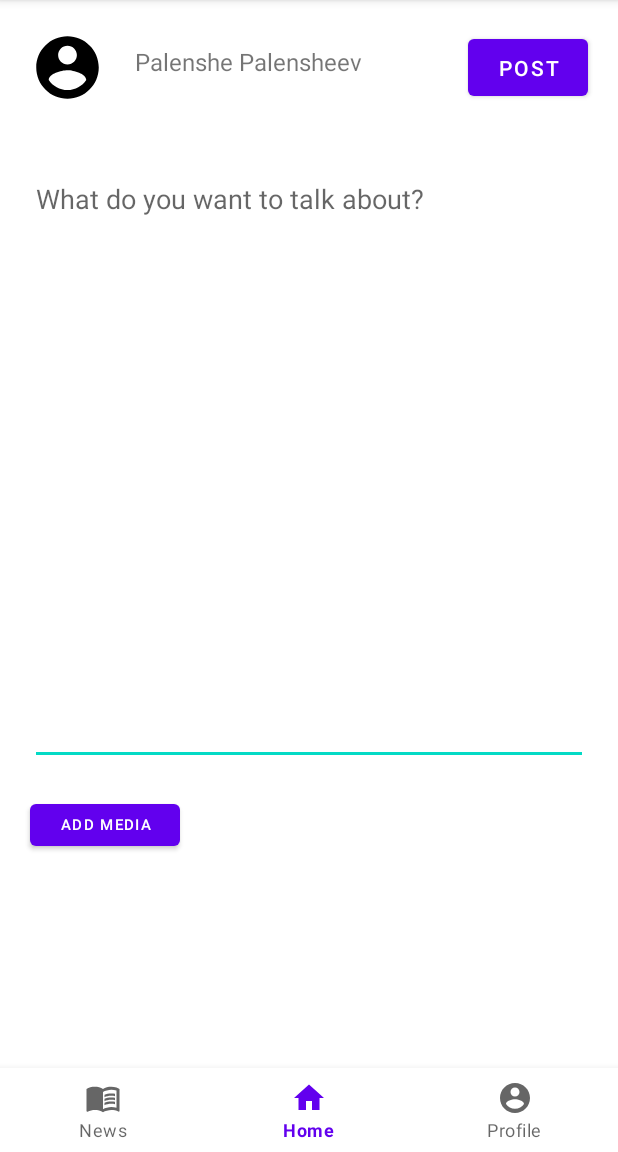
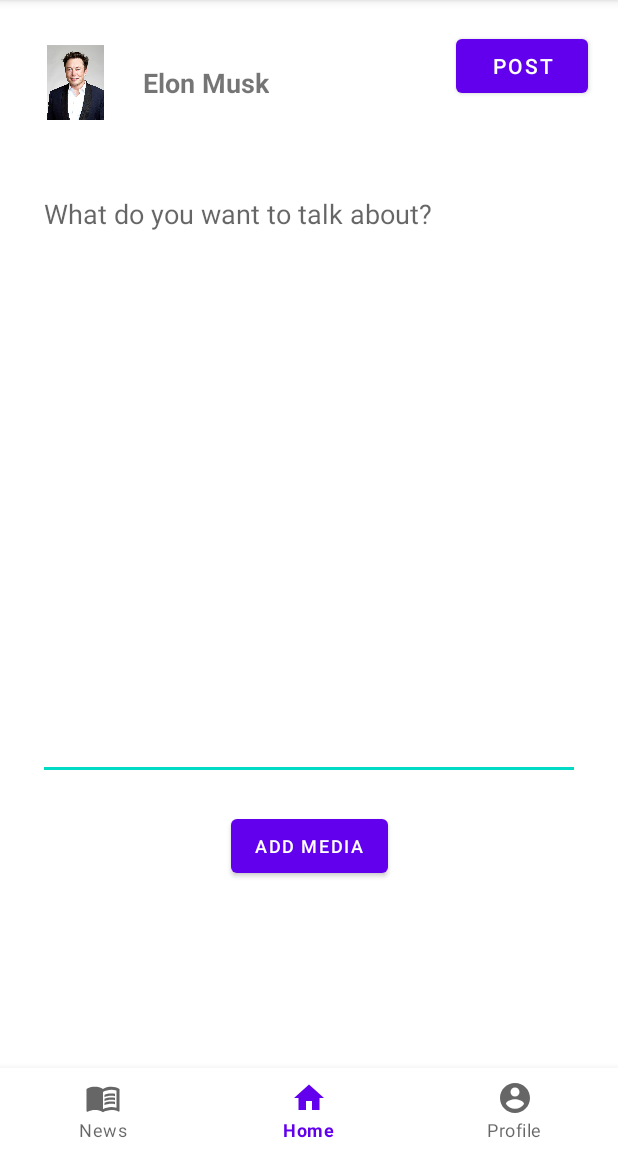
Before and after one commit to Azamatsksstv/projectttttt, an Android app: the screen it shows after launch (MainActivity), on a phone screen of 412 x 824 dp, the part 84-1236 px from its top. Run offline under Robolectric (Android 15) with nearby library versions, the phone set to English and light mode, and no system bars; our stand-ins replace navigation-ui.

Commit message:
edited fragment_home xml

```diff
--- a/app/src/main/res/layout/fragment_home.xml
+++ b/app/src/main/res/layout/fragment_home.xml
@@ -11,13 +11,9 @@
         android:id="@+id/imageView2"
         android:layout_width="50dp"
         android:layout_height="50dp"
-        android:layout_marginStart="20dp"
-        android:layout_marginTop="20dp"
-        android:layout_marginEnd="264dp"
-        android:layout_marginBottom="15dp"
-        android:src="@drawable/ic_baseline_account_circle_24"
-        app:layout_constraintEnd_toEndOf="parent"
-        app:layout_constraintHorizontal_bias="0.0"
+        android:layout_marginStart="25dp"
+        android:layout_marginTop="30dp"
+        android:src="@drawable/elon_musk"
         app:layout_constraintStart_toStartOf="parent"
         app:layout_constraintTop_toTopOf="parent" />
 
@@ -26,16 +22,17 @@
         android:layout_width="wrap_content"
         android:layout_height="wrap_content"
         android:layout_marginStart="20dp"
-        android:layout_marginTop="30dp"
-        android:text="Palenshe Palensheev"
-        android:textSize="16sp"
+        android:text="@string/usernamesurname"
+        android:textSize="18sp"
+        android:textStyle="bold"
+        app:layout_constraintBottom_toBottomOf="@+id/imageView2"
         app:layout_constraintStart_toEndOf="@+id/imageView2"
-        app:layout_constraintTop_toTopOf="parent" />
+        app:layout_constraintTop_toTopOf="@+id/imageView2" />
 
     <Button
         android:id="@+id/button"
-        android:layout_width="80dp"
-        android:layout_height="50dp"
+        android:layout_width="wrap_content"
+        android:layout_height="wrap_content"
         android:layout_marginTop="20dp"
         android:layout_marginEnd="20dp"
         android:text="Post"
@@ -46,9 +43,9 @@
         android:id="@+id/textView15"
         android:layout_width="match_parent"
         android:layout_height="400dp"
-        android:layout_marginStart="20dp"
+        android:layout_marginStart="25dp"
         android:layout_marginTop="40dp"
-        android:layout_marginEnd="20dp"
+        android:layout_marginEnd="25dp"
         android:hint="What do you want to talk about?"
         android:gravity="top"
         app:layout_constraintEnd_toEndOf="parent"
@@ -57,12 +54,12 @@
 
     <Button
         android:id="@+id/button2"
-        android:layout_width="100dp"
-        android:layout_height="40dp"
-        android:layout_marginStart="20dp"
+        android:layout_width="wrap_content"
+        android:layout_height="wrap_content"
         android:layout_marginTop="20dp"
         android:text="Add media"
-        android:textSize="10dp"
+        android:textSize="12dp"
+        app:layout_constraintEnd_toEndOf="parent"
         app:layout_constraintStart_toStartOf="parent"
         app:layout_constraintTop_toBottomOf="@+id/textView15" />
 
```
